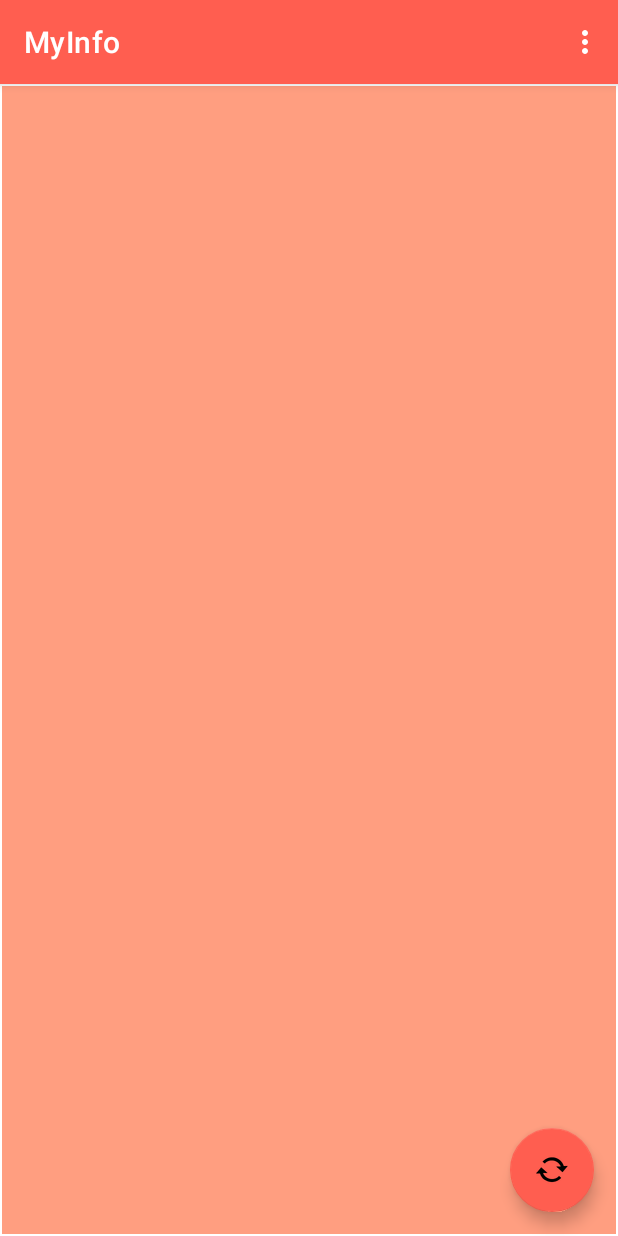
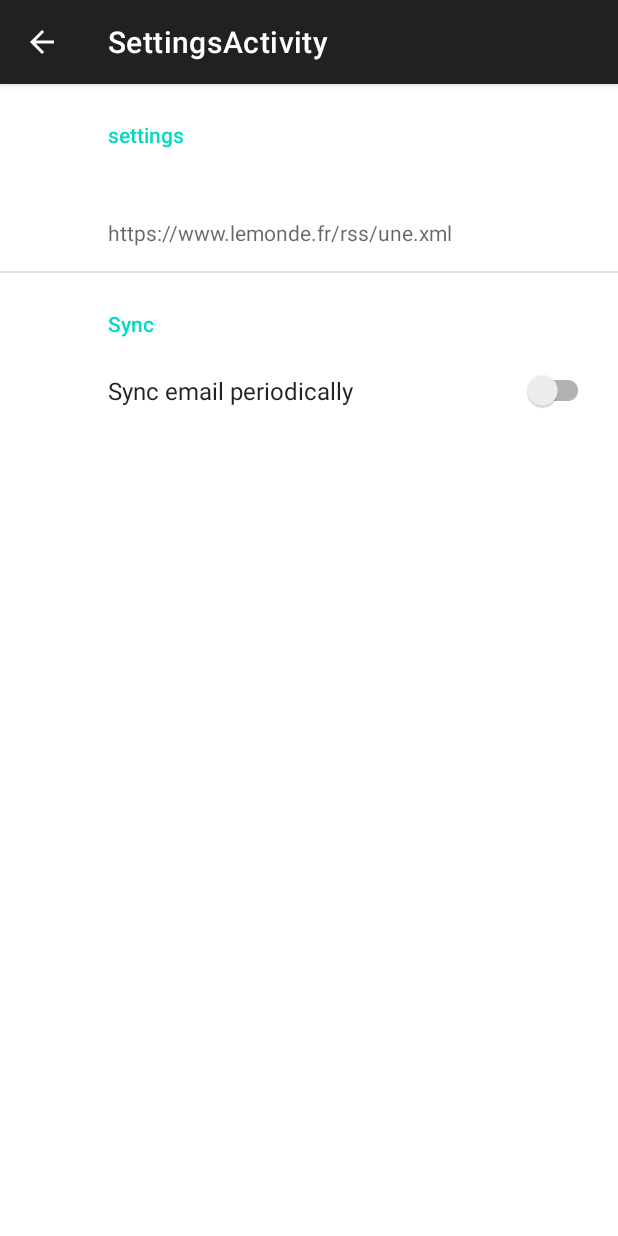
Before and after one commit to rims-bethune/MyInfo-Groupe6, an Android app: the screen it shows after launch (MainActivity before the commit, SettingsActivity after it), in the options menu, after a tap on "Settings", on a phone screen of 412 x 824 dp. Run offline under Robolectric (Android 15) with nearby library versions, the phone set to English and light mode, and no system bars; our stand-ins replace androidx.preference.

Commit message:
about et settings

```diff
--- a/app/build.gradle
+++ b/app/build.gradle
@@ -35,6 +35,7 @@ dependencies {
     implementation 'androidx.constraintlayout:constraintlayout:1.1.3'
     implementation 'androidx.navigation:navigation-fragment:2.2.2'
     implementation 'androidx.navigation:navigation-ui:2.2.2'
+    implementation 'androidx.preference:preference:1.1.1'
     testImplementation 'junit:junit:4.+'
     androidTestImplementation 'androidx.test.ext:junit:1.1.1'
     androidTestImplementation 'androidx.test.espresso:espresso-core:3.2.0'
--- a/app/src/main/java/rims/myinfo/MainActivity.java
+++ b/app/src/main/java/rims/myinfo/MainActivity.java
@@ -1,5 +1,6 @@
 package rims.myinfo;
 
+import android.content.Intent;
 import android.os.Bundle;
 
 import com.google.android.material.floatingactionbutton.FloatingActionButton;
@@ -7,6 +8,7 @@ import com.google.android.material.snackbar.Snackbar;
 
 import androidx.appcompat.app.AppCompatActivity;
 import androidx.appcompat.widget.Toolbar;
+import androidx.preference.PreferenceManager;
 
 import android.util.Xml;
 import android.view.View;
@@ -62,8 +64,17 @@ public class MainActivity extends AppCompatActivity {
 
         //noinspection SimplifiableIfStatement
         if (id == R.id.action_settings) {
+            Intent settingsIntent =  new Intent(this,SettingsActivity.class);
+            startActivity(settingsIntent);
             return true;
         }
+        if (id == R.id.action_about) {
+            Intent aboutIntent =  new Intent(this,AboutActivity.class);
+            startActivity(aboutIntent);
+            return true;
+
+        }
+
 
         return super.onOptionsItemSelected(item);
     }
@@ -75,7 +86,8 @@ public class MainActivity extends AppCompatActivity {
 
             List<RssItem> news = new ArrayList<RssItem>();
 
-            String url = "https://www.lemonde.fr/rss/une.xml";
+            String url = PreferenceManager.getDefaultSharedPreferences(getApplicationContext())
+            .getString("url","https://www.lemonde.fr/rss/une.xml");
             try {
                 InputStream stream = new URL(url).openConnection().getInputStream();
                 // parsing stream
--- /dev/null
+++ b/app/src/main/java/rims/myinfo/SettingsActivity.java
@@ -0,0 +1,61 @@
+package rims.myinfo;
+
+import android.os.Bundle;
+
+import androidx.appcompat.app.ActionBar;
+import androidx.appcompat.app.AppCompatActivity;
+import androidx.preference.PreferenceFragmentCompat;
+import androidx.preference.PreferenceManager;
+
+import java.io.InputStream;
+import java.net.HttpURLConnection;
+import java.net.URL;
+
+public class SettingsActivity extends AppCompatActivity {
+
+    @Override
+    protected void onCreate(Bundle savedInstanceState) {
+        super.onCreate(savedInstanceState);
+        setContentView(R.layout.settings_activity);
+        if (savedInstanceState == null) {
+            getSupportFragmentManager()
+                    .beginTransaction()
+                    .replace(R.id.settings, new SettingsFragment())
+                    .commit();
+        }
+        ActionBar actionBar = getSupportActionBar();
+        if (actionBar != null) {
+            actionBar.setDisplayHomeAsUpEnabled(true);
+        }
+    }
+
+    public static class SettingsFragment extends PreferenceFragmentCompat {
+        @Override
+        public void onCreatePreferences(Bundle savedInstanceState, String rootKey) {
+            setPreferencesFromResource(R.xml.root_preferences, rootKey);
+        }
+    }
+    // verif
+    // public static class TesterConnexionHTTP {
+
+    // public static void main(String[] args) {
+
+    //  try {
+    //    String url = PreferenceManager.getDefaultSharedPreferences(getApplicationContext())
+    //    .getString("url","https://www.lemonde.fr/rss/une.xml");
+    //    HttpURLConnection connexion = (HttpURLConnection)uneURL.openConnection();
+    //       InputStream flux = connexion.getInputStream();
+    //     System.out.println("Status de la connexion : " + connexion.getResponseMessage());
+    //     int ch;
+    //    if (connexion.getResponseCode() == HttpURLConnection.HTTP_OK)
+    //        while ((ch=flux.read())!= -1)
+    //        System.out.print((char) ch);
+    //   flux.close();
+    //      connexion.disconnect();
+    //     }
+    //    catch(Exception e) {
+    //         System.out.println(e);
+    //     }
+    //     }
+    //   }
+}
--- /dev/null
+++ b/app/src/main/res/layout/settings_activity.xml
@@ -0,0 +1,9 @@
+<LinearLayout xmlns:android="http://schemas.android.com/apk/res/android"
+    android:layout_width="match_parent"
+    android:layout_height="match_parent">
+
+    <FrameLayout
+        android:id="@+id/settings"
+        android:layout_width="match_parent"
+        android:layout_height="match_parent" />
+</LinearLayout>
--- a/app/src/main/res/menu/menu_main.xml
+++ b/app/src/main/res/menu/menu_main.xml
@@ -7,4 +7,10 @@
         android:orderInCategory="100"
         android:title="@string/action_settings"
         app:showAsAction="never" />
+
+    <item
+        android:id="@+id/action_about"
+        android:orderInCategory="200"
+        android:title="@string/action_about"
+        app:showAsAction="never" />
 </menu>
--- a/app/src/main/res/values/strings.xml
+++ b/app/src/main/res/values/strings.xml
@@ -1,5 +1,24 @@
 <resources>
     <string name="app_name">MyInfo</string>
     <string name="action_settings">Settings</string>
+    <string name="action_about">about</string>
+    <string name="title_activity_settings">SettingsActivity</string>
+
+    <!-- Preference Titles -->
+    <string name="messages_header">Messages</string>
+    <string name="sync_header">Sync</string>
+
+    <!-- Messages Preferences -->
+    <string name="signature_title">Your signature</string>
+    <string name="reply_title">Default reply action</string>
+
+    <!-- Sync Preferences -->
+    <string name="sync_title">Sync email periodically</string>
+    <string name="attachment_title">Download incoming attachments</string>
+    <string name="attachment_summary_on">Automatically download attachments for incoming emails
+    </string>
+    <string name="attachment_summary_off">Only download attachments when manually requested</string>
+    <string name="settings_header">settings</string>
+    <string name="url" />
 
 </resources>
--- /dev/null
+++ b/app/src/main/res/xml/root_preferences.xml
@@ -0,0 +1,22 @@
+<PreferenceScreen xmlns:android="http://schemas.android.com/apk/res/android"
+    xmlns:app="http://schemas.android.com/apk/res-auto">
+
+    <PreferenceCategory app:title="@string/settings_header">
+
+        <EditTextPreference
+            android:defaultValue="https://www.lemonde.fr/rss/une.xml"
+            app:key="url"
+            app:title="@string/url"
+            app:useSimpleSummaryProvider="true" />
+    </PreferenceCategory>
+
+
+    <PreferenceCategory app:title="@string/sync_header">
+
+        <SwitchPreferenceCompat
+            app:key="sync"
+            app:title="@string/sync_title" />
+
+    </PreferenceCategory>
+
+</PreferenceScreen>
```
Also changed, not shown: app/src/main/AndroidManifest.xml (+7 -1 lines), app/src/main/java/rims/myinfo/AboutActivity.java (added, +14 -0 lines), app/src/main/res/layout/activity_about.xml (added, +7 -0 lines).
